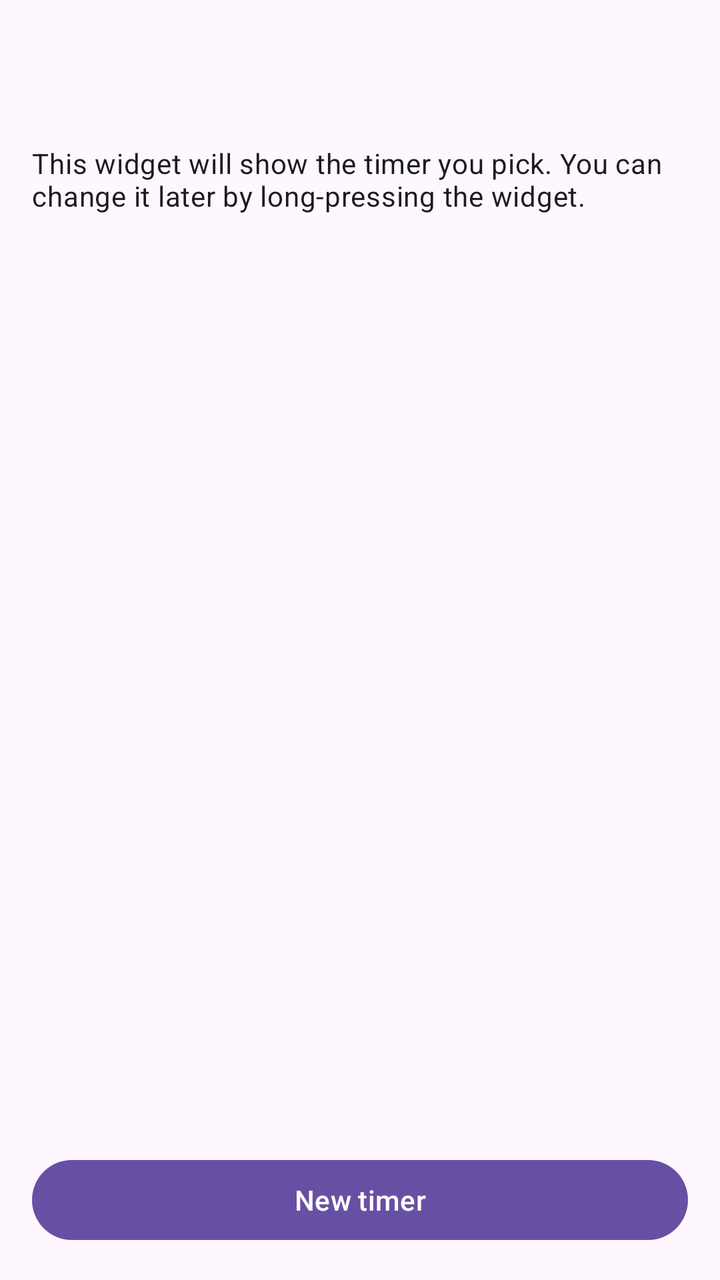
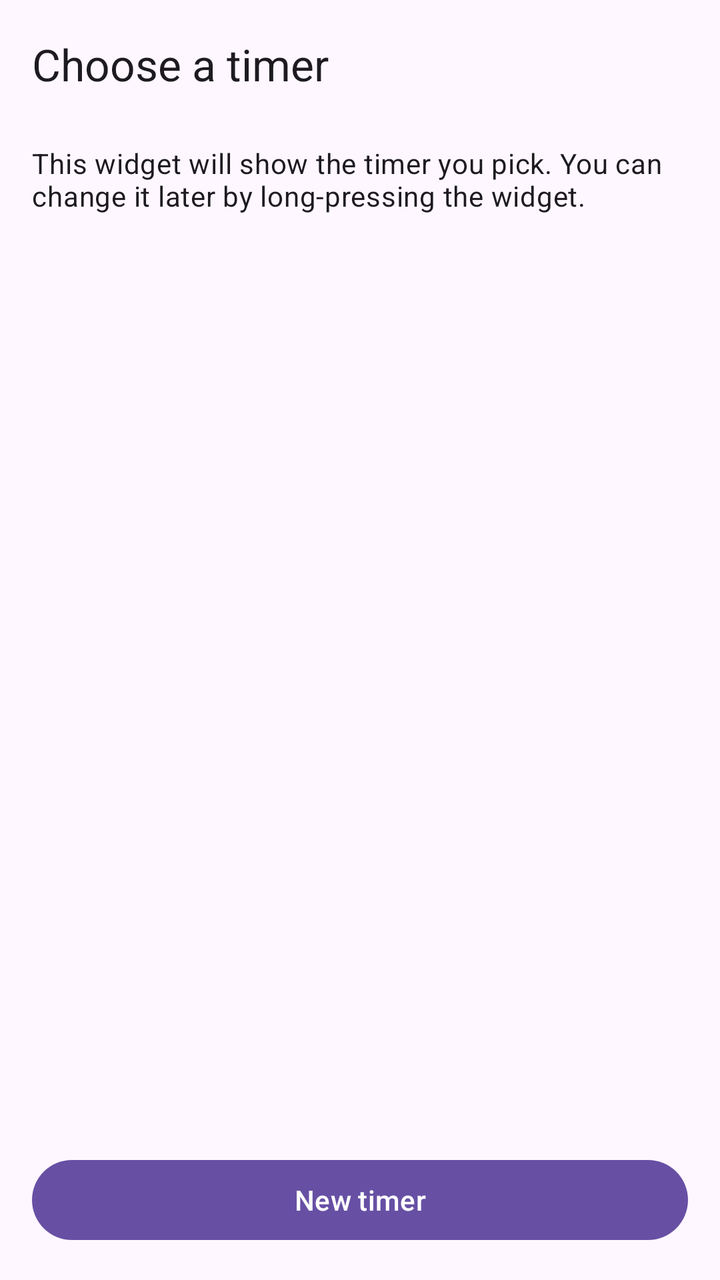

Screens rendered from an Android XML layout before and after an edit, with the pre-edit source and the edit as a unified diff.
<!-- AndroidManifest.xml: application theme Theme.CountdownWidgets -->
<!-- res/layout/activity_widget_config.xml -->
<?xml version="1.0" encoding="utf-8"?>
<LinearLayout xmlns:android="http://schemas.android.com/apk/res/android"
    android:layout_width="match_parent"
    android:layout_height="match_parent"
    android:fitsSystemWindows="true"
    android:orientation="vertical">

    <com.google.android.material.appbar.AppBarLayout
        android:layout_width="match_parent"
        android:layout_height="wrap_content">

        <com.google.android.material.appbar.MaterialToolbar
            android:id="@+id/toolbar"
            android:layout_width="match_parent"
            android:layout_height="?attr/actionBarSize"
            android:title="@string/choose_timer_title" />
    </com.google.android.material.appbar.AppBarLayout>

    <TextView
        android:layout_width="match_parent"
        android:layout_height="wrap_content"
        android:paddingHorizontal="@dimen/screen_margin"
        android:paddingTop="8dp"
        android:paddingBottom="12dp"
        android:text="@string/choose_timer_body"
        android:textAppearance="?attr/textAppearanceBodyMedium" />

    <androidx.recyclerview.widget.RecyclerView
        android:id="@+id/list"
        android:layout_width="match_parent"
        android:layout_height="0dp"
        android:layout_weight="1"
        android:clipToPadding="false"
        android:paddingHorizontal="@dimen/screen_margin" />

    <com.google.android.material.button.MaterialButton
        android:id="@+id/add"
        android:layout_width="match_parent"
        android:layout_height="wrap_content"
        android:layout_margin="@dimen/screen_margin"
        android:text="@string/add_timer" />
</LinearLayout>
<!-- resources referenced by this layout -->
<resources>
  <dimen name="screen_margin">16dp</dimen>
  <string name="add_timer">New timer</string>
  <string name="choose_timer_body">This widget will show the timer you pick. You can change it later by long-pressing the widget.</string>
  <string name="choose_timer_title">Choose a timer</string>
  <style name="Theme.CountdownWidgets" parent="Theme.Material3.DayNight.NoActionBar" />
</resources>

<!-- the commit's change to res/layout/activity_widget_config.xml (unified diff, before → after) -->
@@ -1,5 +1,6 @@
 <?xml version="1.0" encoding="utf-8"?>
 <LinearLayout xmlns:android="http://schemas.android.com/apk/res/android"
+    xmlns:app="http://schemas.android.com/apk/res-auto"
     android:layout_width="match_parent"
     android:layout_height="match_parent"
     android:fitsSystemWindows="true"
@@ -13,7 +14,7 @@
             android:id="@+id/toolbar"
             android:layout_width="match_parent"
             android:layout_height="?attr/actionBarSize"
-            android:title="@string/choose_timer_title" />
+            app:title="@string/choose_timer_title" />
     </com.google.android.material.appbar.AppBarLayout>
 
     <TextView
